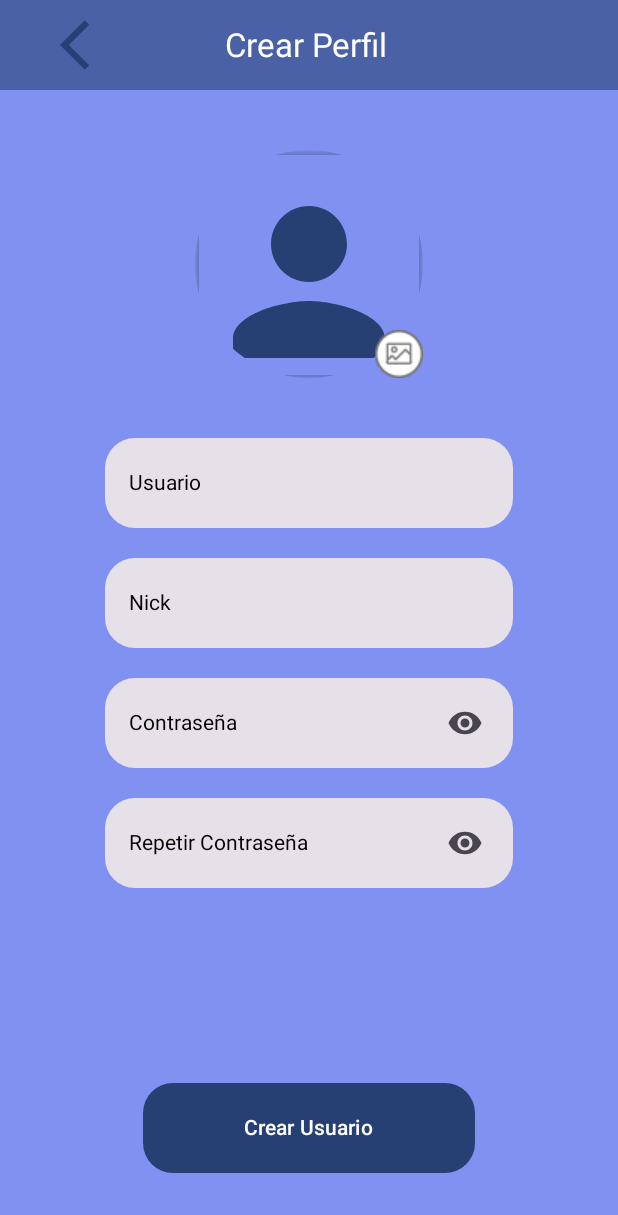
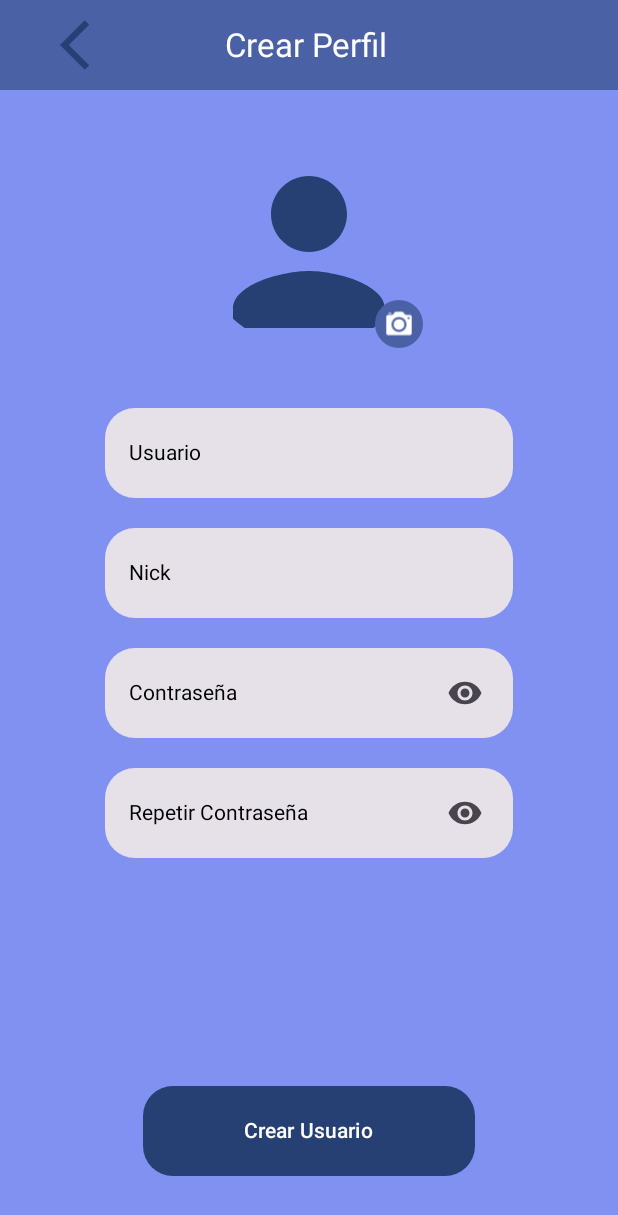
Before and after one commit to danielhidalgo2/ANDROIDVASS, an Android app built with Jetpack Compose: the screen it shows after launch (ProfileView), on a phone screen of 412 x 824 dp. Shown: the top 1215 px of the screen. Run offline under Robolectric (Android 15) with nearby library versions, the phone set to English and light mode, and no system bars.

Commit message:
ProfileViewModel

```diff
--- a/app/src/main/java/com/chat/whatsvass/data/domain/model/register/RegisterResponse.kt
+++ b/app/src/main/java/com/chat/whatsvass/data/domain/model/register/RegisterResponse.kt
@@ -1,8 +1,9 @@
 package com.chat.whatsvass.data.domain.model.register
 
 import com.chat.whatsvass.data.domain.model.User
+import com.chat.whatsvass.data.domain.repository.remote.UserRepository
 
 data class RegisterResponse(
     val success: Boolean,
-    val user: User
+    val user: UserRegister
 )
--- a/app/src/main/java/com/chat/whatsvass/ui/theme/components/GeneralComponents.kt
+++ b/app/src/main/java/com/chat/whatsvass/ui/theme/components/GeneralComponents.kt
@@ -1,11 +1,14 @@
 package com.chat.whatsvass.ui.theme.components
 
 import androidx.compose.foundation.Image
+import androidx.compose.foundation.clickable
 import androidx.compose.foundation.layout.Row
+import androidx.compose.foundation.layout.Spacer
 import androidx.compose.foundation.layout.fillMaxSize
 import androidx.compose.foundation.layout.fillMaxWidth
 import androidx.compose.foundation.layout.height
 import androidx.compose.foundation.layout.padding
+import androidx.compose.foundation.layout.width
 import androidx.compose.foundation.shape.RoundedCornerShape
 import androidx.compose.foundation.text.KeyboardOptions
 import androidx.compose.material3.Button
@@ -26,6 +29,7 @@ import androidx.compose.ui.Alignment
 import androidx.compose.ui.Modifier
 import androidx.compose.ui.graphics.Color
 import androidx.compose.ui.graphics.vector.ImageVector
+import androidx.compose.ui.platform.LocalContext
 import androidx.compose.ui.res.painterResource
 import androidx.compose.ui.res.vectorResource
 import androidx.compose.ui.text.input.KeyboardType
@@ -38,11 +42,13 @@ import com.chat.whatsvass.R
 import com.chat.whatsvass.ui.theme.Oscuro
 import com.chat.whatsvass.ui.theme.Principal
 import com.chat.whatsvass.ui.theme.login.Shape
+import com.chat.whatsvass.ui.theme.login.showMessage
 
 
 object GeneralComponents {
     @Composable
     fun NavigationBarCustom(text: String) {
+        val context = LocalContext.current
         NavigationBar(
             modifier = Modifier
                 .fillMaxWidth()
@@ -53,9 +59,13 @@ object GeneralComponents {
                 modifier = Modifier.fillMaxSize(),
                 verticalAlignment = Alignment.CenterVertically
             ) {
+                Spacer(modifier = Modifier.width(40.dp))
                 Image(
                     modifier = Modifier
-                        .padding(start = 40.dp),
+                        .clickable {
+                            // IR HACIA PANTALLA ANTERIOR
+                            showMessage(context, "Imagen presionada")
+                        },
                     painter = painterResource(id = R.drawable.icon_arrow_back),
                     contentDescription = ""
                 )
@@ -74,15 +84,15 @@ object GeneralComponents {
 
     @OptIn(ExperimentalMaterial3Api::class)
     @Composable
-    fun TextFieldCustom(label: String) {
-        var user by remember { mutableStateOf("") }
+    fun TextFieldCustom(label: String): String {
+        var data by remember { mutableStateOf("") }
         TextField(
             modifier = Modifier
                 .fillMaxWidth()
                 .padding(horizontal = 70.dp)
                 .height(60.dp),
-            value = user,
-            onValueChange = { user = it },
+            value = data,
+            onValueChange = { data = it },
             label = { androidx.compose.material.Text(label)}, // Usar androidx.compose.material.Text
             shape = RoundedCornerShape(20.dp),
             singleLine = true,
@@ -91,11 +101,12 @@ object GeneralComponents {
                 unfocusedIndicatorColor = Color.Transparent
             )
         )
+        return data
     }
 
     @OptIn(ExperimentalMaterial3Api::class)
     @Composable
-    fun PasswordTextFieldCustom(label: String) {
+    fun PasswordTextFieldCustom(label: String): String {
         var password by remember { mutableStateOf("") }
         var passwordVisibility by remember { mutableStateOf(false) }
 
@@ -133,6 +144,7 @@ object GeneralComponents {
                 }
             }
         )
+        return password
     }
 
     @Composable
--- a/app/src/main/java/com/chat/whatsvass/ui/theme/profile/ProfileView.kt
+++ b/app/src/main/java/com/chat/whatsvass/ui/theme/profile/ProfileView.kt
@@ -1,10 +1,17 @@
 package com.chat.whatsvass.ui.theme.profile
 
+import android.annotation.SuppressLint
 import android.os.Bundle
+import android.util.Log
+import android.widget.FrameLayout
+import android.widget.ImageButton
+import android.widget.Toast
 import androidx.activity.ComponentActivity
 import androidx.activity.compose.setContent
+import androidx.appcompat.app.AppCompatActivity
 import androidx.compose.foundation.Image
 import androidx.compose.foundation.background
+import androidx.compose.foundation.clickable
 import androidx.compose.foundation.layout.Box
 import androidx.compose.foundation.layout.Column
 import androidx.compose.foundation.layout.Spacer
@@ -14,32 +21,76 @@ import androidx.compose.foundation.layout.height
 import androidx.compose.foundation.layout.padding
 import androidx.compose.foundation.layout.width
 import androidx.compose.foundation.shape.CircleShape
+import androidx.compose.foundation.shape.RoundedCornerShape
+import androidx.compose.foundation.text.KeyboardOptions
+import androidx.compose.material.Text
+import androidx.compose.material3.Button
+import androidx.compose.material3.ButtonDefaults
+import androidx.compose.material3.ExperimentalMaterial3Api
+import androidx.compose.material3.Icon
+import androidx.compose.material3.IconButton
+import androidx.compose.material3.TextField
+import androidx.compose.material3.TextFieldDefaults
 import androidx.compose.runtime.Composable
+import androidx.compose.runtime.collectAsState
+import androidx.compose.runtime.currentCompositionLocalContext
+import androidx.compose.runtime.getValue
+import androidx.compose.runtime.mutableStateOf
+import androidx.compose.runtime.remember
+import androidx.compose.runtime.setValue
 import androidx.compose.ui.Alignment
 import androidx.compose.ui.Modifier
 import androidx.compose.ui.draw.clip
 import androidx.compose.ui.draw.shadow
 import androidx.compose.ui.graphics.Color
+import androidx.compose.ui.graphics.vector.ImageVector
 import androidx.compose.ui.layout.ContentScale
+import androidx.compose.ui.platform.LocalContext
 import androidx.compose.ui.res.painterResource
+import androidx.compose.ui.res.vectorResource
+import androidx.compose.ui.text.input.KeyboardType
+import androidx.compose.ui.text.input.PasswordVisualTransformation
+import androidx.compose.ui.text.input.VisualTransformation
 import androidx.compose.ui.unit.dp
+import androidx.compose.ui.viewinterop.AndroidView
 import androidx.core.content.ContextCompat
+import androidx.core.view.ViewCompat
+import androidx.fragment.app.FragmentManager
 import com.chat.whatsvass.R
+import com.chat.whatsvass.ui.theme.Oscuro
+import com.chat.whatsvass.ui.theme.Principal
 import com.chat.whatsvass.ui.theme.components.GeneralComponents
+import com.chat.whatsvass.ui.theme.components.GeneralComponents.ButtonCustom
 import com.chat.whatsvass.ui.theme.components.GeneralComponents.NavigationBarCustom
+import com.chat.whatsvass.ui.theme.components.GeneralComponents.PasswordTextFieldCustom
+import com.chat.whatsvass.ui.theme.components.GeneralComponents.TextFieldCustom
+import com.chat.whatsvass.ui.theme.login.LoginViewModel
+import com.chat.whatsvass.ui.theme.login.Shape
+import com.chat.whatsvass.ui.theme.login.hideKeyboard
+import com.chat.whatsvass.ui.theme.login.showMessage
 
 class ProfileView : ComponentActivity() {
 
+    @SuppressLint("ClickableViewAccessibility")
     override fun onCreate(savedInstanceState: Bundle?) {
         window.statusBarColor = ContextCompat.getColor(this, R.color.main)
         super.onCreate(savedInstanceState)
         setContent {
-            ProfileScreen()
+            val viewModel = remember { ProfileViewModel() }
+            ProfileScreen(viewModel)
+        }
+        window.decorView.setOnTouchListener { _, _ ->
+            hideKeyboard(this)
+            false
         }
     }
 }
+
 @Composable
-fun ProfileScreen() {
+fun ProfileScreen(viewModel: ProfileViewModel) {
+    val context = LocalContext.current
+    val registerResult by viewModel.registerResult.collectAsState()
+
     Box(
         modifier = Modifier
             .fillMaxSize()
@@ -52,28 +103,78 @@ fun ProfileScreen() {
         ) {
 
             NavigationBarCustom(text = "Crear Perfil")
-            Spacer(modifier = Modifier.height(40.dp))
+            Spacer(modifier = Modifier.height(20.dp))
             ImageProfile()
             Spacer(modifier = Modifier.height(40.dp))
-            GeneralComponents.TextFieldCustom("Usuario")
+            val user = TextFieldCustom("Usuario")
             Spacer(modifier = Modifier.height(20.dp))
-            GeneralComponents.TextFieldCustom("Nick")
+            val nick = TextFieldCustom("Nick")
             Spacer(modifier = Modifier.height(20.dp))
-            GeneralComponents.PasswordTextFieldCustom("Contraseña")
+            val password = PasswordTextFieldCustom("Contraseña")
             Spacer(modifier = Modifier.height(20.dp))
-            GeneralComponents.PasswordTextFieldCustom("Repetir Contraseña")
-            Spacer(modifier = Modifier.height(130.dp))
-            GeneralComponents.ButtonCustom(onClick = {  },
+            val confirmPassword = PasswordTextFieldCustom("Repetir Contraseña")
+            Spacer(modifier = Modifier.weight(0.3f))
+            ButtonCustom(
+                onClick = {
+                    if (user.isNullOrEmpty()) {
+                        Toast.makeText(context, "Ingresa tu nombre de usuario", Toast.LENGTH_SHORT).show()
+                    } else if (nick.isNullOrEmpty()) {
+                        Toast.makeText(context, "Ingresa tu nick", Toast.LENGTH_SHORT).show()
+                    } else if (password.isNullOrEmpty()) {
+                        Toast.makeText(context, "Ingresa una contraseña", Toast.LENGTH_SHORT).show()
+                    } else if (confirmPassword.isNullOrEmpty()) {
+                        Toast.makeText(context, "Confirma tu contraseña", Toast.LENGTH_SHORT).show()
+                    } else if (password != confirmPassword) {
+                        Toast.makeText(
+                            context,
+                            "Las contraseñas deben ser iguales",
+                            Toast.LENGTH_SHORT
+                        )
+                            .show()
+                        Log.d("contraseña", password)
+                    } else {
+                        viewModel.registerUser(user, nick, password)
+                        Log.d("contraseña", password)
+                    }
+
+                },
                 modifier = Modifier
                     .fillMaxWidth()
                     .padding(horizontal = 95.dp)
                     .height(60.dp),
-                text = "Crear Usuario")
+                text = "Crear Usuario"
+            )
+            Spacer(modifier = Modifier.height(40.dp))
+        }
+    }
+
+    if (registerResult != null) {
+        // Manejar el resultado del inicio de sesión aquí
+        when (registerResult) {
+            is ProfileViewModel.RegisterResult.Success -> {
+                val registerResponse =
+                    (registerResult as ProfileViewModel.RegisterResult.Success).register
+                showMessage(
+                    context,
+                    "Usuario creado correctamente. Token: ${registerResponse.user.token}"
+                )
+                //  IR HACIA HOME
+
+            }
+
+            is ProfileViewModel.RegisterResult.Error -> {
+                val errorMessage = (registerResult as ProfileViewModel.RegisterResult.Error).message
+                showMessage(context, "Error al crear usuario: $errorMessage")
+            }
+
+            else -> {}
         }
     }
 }
+
 @Composable
 fun ImageProfile() {
+    val context = LocalContext.current
     Box(
         modifier = Modifier
             .height(152.dp)
@@ -82,7 +183,6 @@ fun ImageProfile() {
         Image(
             modifier = Modifier
                 .clip(CircleShape)
-                .shadow(2.dp)
                 .height(152.dp)
                 .width(152.dp)
                 .padding(top = 24.dp),
@@ -93,10 +193,18 @@ fun ImageProfile() {
 
         Image(
             modifier = Modifier
+                .clickable {
+                    showMessage(context, "Imagen presionada")
+                    // SELECCIONAR IMAGEN
+
+                }
+                .clip(CircleShape)
+                .background(Principal)
                 .height(32.dp)
                 .width(32.dp)
+                .padding(5.dp)
                 .align(alignment = Alignment.BottomEnd),
-            painter = painterResource(id = R.drawable.icon_image),
+            painter = painterResource(id = R.drawable.camera),
             contentDescription = "",
             contentScale = ContentScale.Crop
         )
```
Also changed, not shown: app/src/main/java/com/chat/whatsvass/data/domain/repository/remote/UserRepository.kt (+7 -1 lines), app/src/main/java/com/chat/whatsvass/ui/theme/profile/ProfileViewModel.kt (added, +40 -0 lines), app/src/main/res/drawable/camera.png (added).
